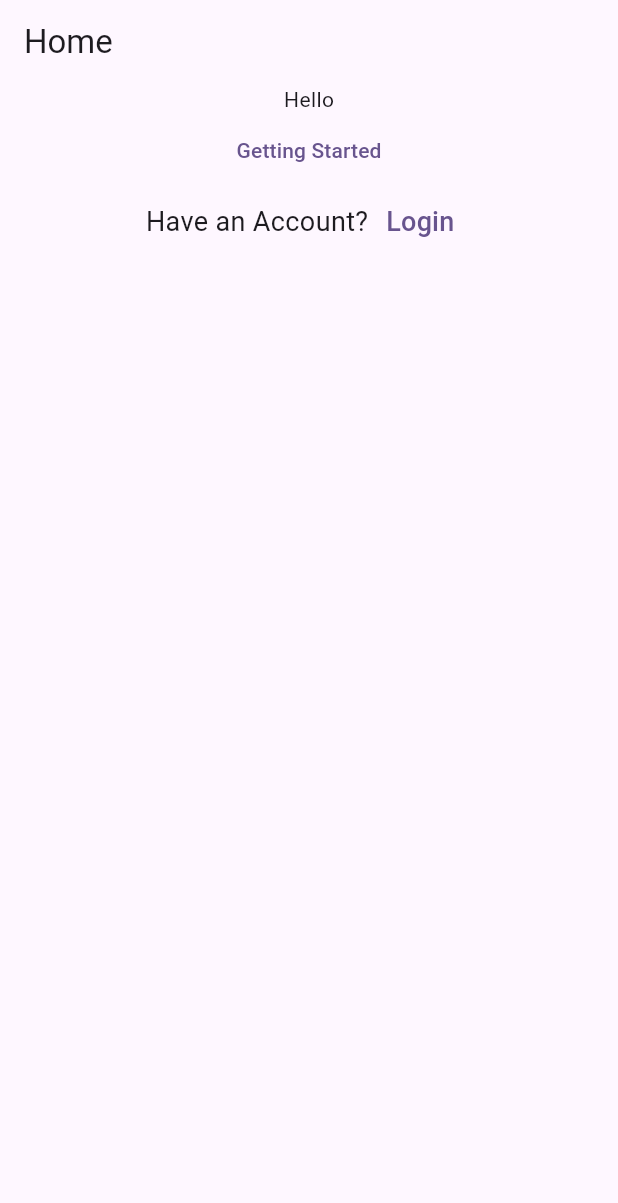
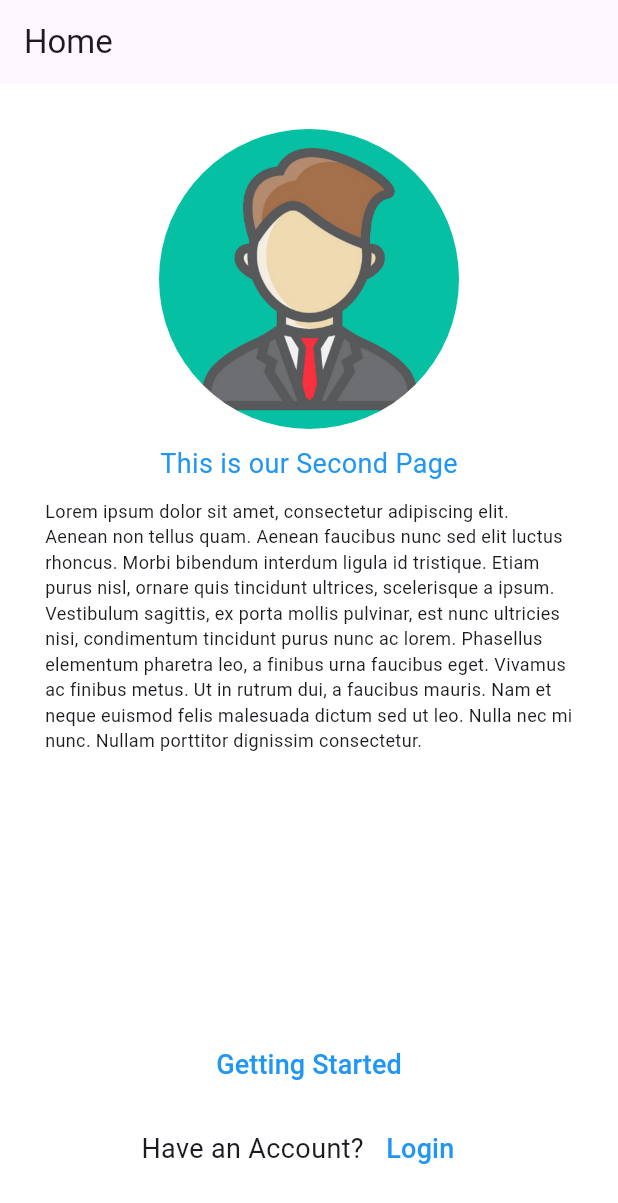
Before and after one commit to AkhasaDyst/SimpleSplashScreenFlutter, a Flutter app: the screen it shows after launch, on a phone screen of 412 x 824 dp. Shown: the top 1203 px of the screen. Run offline on Flutter 3.47's test engine with Material 3 defaults, Android fonts, the phone set to English and light mode, and no system bars.

Commit message:
adding auto slide with Timer and onPageChanged

```diff
--- a/lib/main.dart
+++ b/lib/main.dart
@@ -11,7 +11,8 @@ class MyApp extends StatelessWidget {
   @override
   Widget build(BuildContext context) {
     return MaterialApp(
-      title: 'Flutter Demo',
+      title: 'Flutter Login',
+      debugShowCheckedModeBanner: false,
       theme: ThemeData(
         colorScheme: ColorScheme.fromSeed(seedColor: Colors.deepPurple),
         useMaterial3: true,
--- a/lib/model/Slide.dart
+++ b/lib/model/Slide.dart
@@ -0,0 +1,31 @@
+import 'package:flutter/material.dart';
+
+class Slide {
+  final String imageUrl;
+  final String title;
+  final String description;
+
+  Slide({
+    required this.imageUrl,
+    required this.title,
+    required this.description,
+});
+}
+
+final SlideList = [
+  Slide(
+    imageUrl: 'assets/images/image1.jpg',
+    title: 'This is our App',
+    description: 'Lorem ipsum solor.',
+  ),
+  Slide(
+    imageUrl: 'assets/images/image2.jpg',
+    title: 'This is our Second Page',
+    description: 'Lorem ipsum dolor sit amet, consectetur adipiscing elit. Aenean non tellus quam. Aenean faucibus nunc sed elit luctus rhoncus. Morbi bibendum interdum ligula id tristique. Etiam purus nisl, ornare quis tincidunt ultrices, scelerisque a ipsum. Vestibulum sagittis, ex porta mollis pulvinar, est nunc ultricies nisi, condimentum tincidunt purus nunc ac lorem. Phasellus elementum pharetra leo, a finibus urna faucibus eget. Vivamus ac finibus metus. Ut in rutrum dui, a faucibus mauris. Nam et neque euismod felis malesuada dictum sed ut leo. Nulla nec mi nunc. Nullam porttitor dignissim consectetur.',
+  ),
+  Slide(
+    imageUrl: 'assets/images/image3.jpg',
+    title: 'This is our Third Page',
+    description: 'Lorem ipsum dolor sit amet, consectetur adipiscing elit. Aenean non tellus quam. Aenean faucibus nunc sed elit luctus rhoncus. Morbi bibendum interdum ligula id tristique. Etiam purus nisl, ornare quis tincidunt ultrices, scelerisque a ipsum. Vestibulum sagittis, ex porta mollis pulvinar, est nunc ultricies nisi, condimentum tincidunt purus nunc ac lorem. Phasellus elementum pharetra leo, a finibus urna faucibus eget. Vivamus ac finibus metus. Ut in rutrum dui, a faucibus mauris. Nam et neque euismod felis malesuada dictum sed ut leo. Nulla nec mi nunc. Nullam porttitor dignissim consectetur.',
+  )
+];
--- a/lib/screen/GettingStarted.dart
+++ b/lib/screen/GettingStarted.dart
@@ -1,7 +1,43 @@
+import 'dart:async';
 import 'package:flutter/material.dart';
+import 'package:slide_pager_flutter/model/Slide.dart';
+import 'package:slide_pager_flutter/widgets/SlideItem.dart';
 
-class Gettingstarted extends StatelessWidget {
-  const Gettingstarted({super.key});
+class Gettingstarted extends StatefulWidget {
+  Gettingstarted({super.key});
+
+  @override
+  State<Gettingstarted> createState() => _GettingstartedState();
+}
+
+class _GettingstartedState extends State<Gettingstarted> {
+  int _currentPage = 0;
+  final PageController _pageController = PageController(initialPage: 0);
+
+  @override
+  void initState() {
+    super.initState();
+    Timer.periodic(Duration(seconds: 5), (Timer timer){
+      if(_currentPage < 2 ){
+        _currentPage++;
+      }else{
+        _currentPage = 0;
+      }
+      _pageController.animateToPage(_currentPage, duration: Duration(milliseconds: 300), curve: Curves.easeIn);
+    });
+  }
+
+  _onPageChanged(int index){
+    setState(() {
+        _currentPage = index;
+    });
+  }
+
+  @override
+  void dispose() {
+    super.dispose();
+    _pageController.dispose();
+  }
 
   @override
   Widget build(BuildContext context) {
@@ -9,18 +45,35 @@ class Gettingstarted extends StatelessWidget {
       appBar: AppBar(
         title: Text('Home'),
       ),
-      body: Column(
+      body: Container(
+        color: Colors.white,
+        child: Padding(
+          padding: EdgeInsets.all(30),
+          child: Column(
             children: <Widget>[
+              Expanded(
+                child: PageView.builder(
+                  scrollDirection: Axis.horizontal,
+                  controller: _pageController,
+                  onPageChanged: _onPageChanged,
+                  itemCount: SlideList.length,
+                  itemBuilder: (context, index) {
+                    // Ensure SlideItem is properly constructed
+                    return SlideItem(index);
+                  },
+                ),
+              ),
+              SizedBox(height: 30,),
               Column(
-            children: <Widget>[
-              Text('Hello')
-            ],
-          ),
-          Column(
+                crossAxisAlignment: CrossAxisAlignment.stretch,
                 children: <Widget>[
                   TextButton(
                     onPressed: (){},
-                  child: Text('Getting Started'),
+                    child: Text('Getting Started', style: TextStyle( fontSize: 18),),
+                    style: TextButton.styleFrom(
+                        foregroundColor: Colors.blue,
+                        padding: EdgeInsets.all(15)
+                    ),
                   ),
 
                   Row(
@@ -29,12 +82,20 @@ class Gettingstarted extends StatelessWidget {
                       Text("Have an Account?", style: TextStyle(fontSize: 18),),
                       TextButton(
                         onPressed: (){},
-                          child: Text('Login', style: TextStyle(fontSize: 18))),
-              ],)
+                        child: Text('Login', style: TextStyle(fontSize: 18)),
+                        style: TextButton.styleFrom(
+                            foregroundColor: Colors.blue,
+                            padding: EdgeInsets.all(15)
+                        ),
+                      ),
                     ],
                   ),
                 ],
               ),
+            ],
+          ),
+        ),
+      ),
     );
   }
 }
--- a/lib/widgets/SlideItem.dart
+++ b/lib/widgets/SlideItem.dart
@@ -0,0 +1,48 @@
+import 'package:flutter/material.dart';
+import 'package:slide_pager_flutter/model/Slide.dart';
+
+class SlideItem extends StatelessWidget {
+  final int index;
+  SlideItem(this.index);
+
+  @override
+  Widget build(BuildContext context) {
+    final slide = SlideList[index];
+    return Column(
+      children: <Widget>[
+        Column(
+          mainAxisAlignment: MainAxisAlignment.center,
+          crossAxisAlignment: CrossAxisAlignment.center,
+          children: <Widget>[
+            Container(
+              width: 200,
+              height: 200,
+              decoration: BoxDecoration(
+                shape: BoxShape.circle,
+                image: DecorationImage(
+                    image: AssetImage(slide.imageUrl),
+                    fit: BoxFit.cover
+                ),
+              ),
+            ),
+            SizedBox(height: 10,),
+            Text(
+              slide.title,
+              style: TextStyle(
+                  fontSize: 18,
+                  color: Colors.blue
+              ),
+            ),
+            SizedBox(height: 10,),
+            Text(
+              slide.description,
+              style: TextStyle(
+                fontSize: 12,
+              ),
+            ),
+          ],
+        )
+      ],
+    );
+  }
+}
--- a/pubspec.yaml
+++ b/pubspec.yaml
@@ -59,9 +59,9 @@ flutter:
   uses-material-design: true
 
   # To add assets to your application, add an assets section, like this:
-  # assets:
-  #   - images/a_dot_burr.jpeg
-  #   - images/a_dot_ham.jpeg
+  assets:
+      - assets/images/
+      - assets/images/image1.jpg
 
   # An image asset can refer to one or more resolution-specific "variants", see
   # https://flutter.dev/assets-and-images/#resolution-aware
```
Lines whose indentation alone changed are shown as unchanged.
